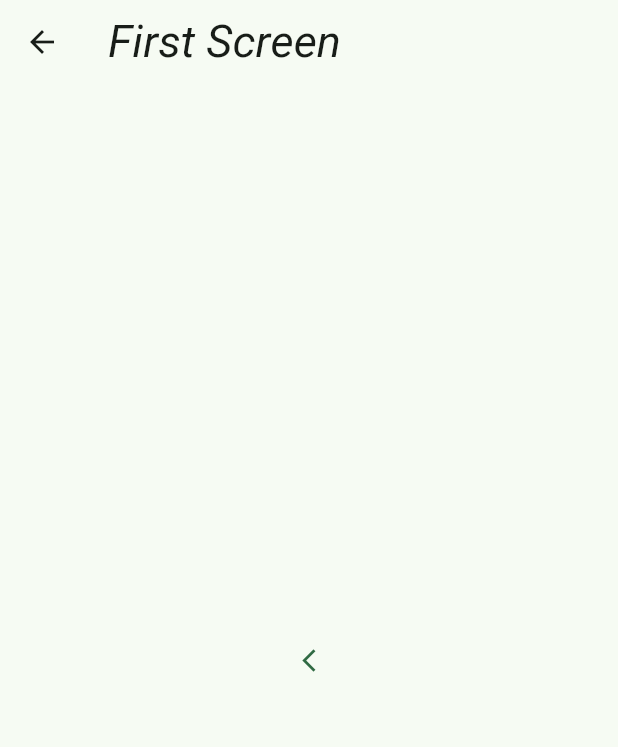
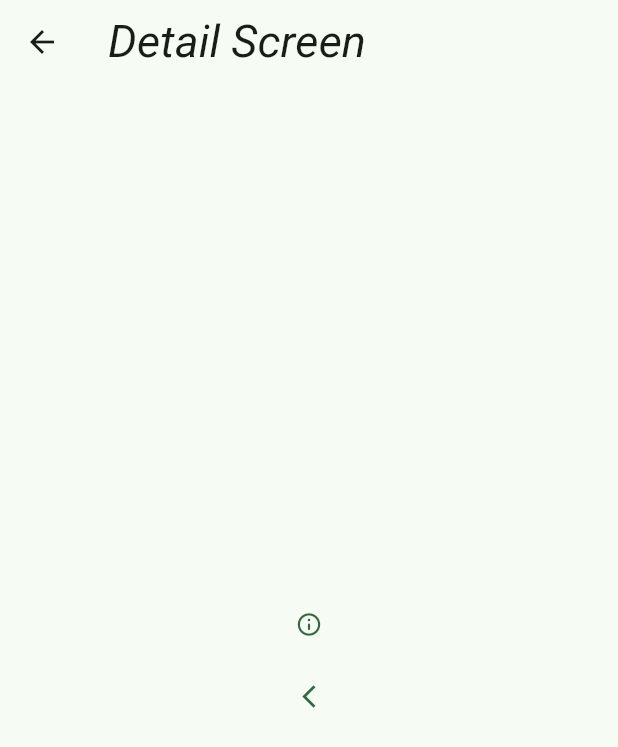
Before and after one commit to Nai144/3479A321_2022479501, a Flutter app: the DetailScreen screen opened directly, on a phone screen of 412 x 824 dp. Shown: the top 747 px of the screen. Run offline on Flutter 3.47's test engine with Material 3 defaults, Android fonts, the phone set to English and light mode, and no system bars; our stand-ins replace flutter_svg, logger; Roboto replaces fonts that are missing (Decaydence).

Commit message:
Navegacion entre pantallas

```diff
--- a/lib/pages/main.dart
+++ b/lib/pages/main.dart
@@ -192,18 +192,59 @@ class _MyHomePageState extends State<MyHomePage> {
 class DetailScreen extends StatelessWidget{
   const DetailScreen({super.key});
 
+ // BuildContext? get context => null;
+
   void _goToMainScreen(BuildContext context){
+    Navigator.pop( context);
+  }
+
+  void _goToAboutScreen(BuildContext context){
+       Navigator.push(context
+      , MaterialPageRoute(builder:(context)=> const AboutScreen()),
+      );
+
+  }
+  @override
+  Widget build(BuildContext context) {
+    return Scaffold(
+      appBar: AppBar(
+        title: const Text('Detail Screen'),
+      ),
+      body: Center(
+        child: Column(
+          mainAxisAlignment: MainAxisAlignment.center,
+          children: <Widget>[
+            TextButton(
+              onPressed: () => _goToAboutScreen(context),
+              child: const Icon(Icons.info_outline_rounded),
+            ),
+            TextButton(onPressed: () => _goToMainScreen(context),
+             child: const Icon(Icons.arrow_back_ios_new_outlined))
+
+          ],
+        ),
+
+      ),
+    );
+  }
+}
+
+class AboutScreen extends StatelessWidget{
+  const AboutScreen({super.key});
+
+
+  void _goToDetailScreen(BuildContext context){
     Navigator.pop( context);
   }
   @override
   Widget build(BuildContext context) {
     return Scaffold(
       appBar: AppBar(
-        title: const Text('First Screen'),
+        title: const Text('About Screen'),
       ),
       body: Center(
         child: TextButton(
-          onPressed: () => _goToMainScreen(context),
+          onPressed: () => _goToDetailScreen(context),
           child: const Icon(Icons.arrow_back_ios_new_outlined),
         ),
       ),
```
